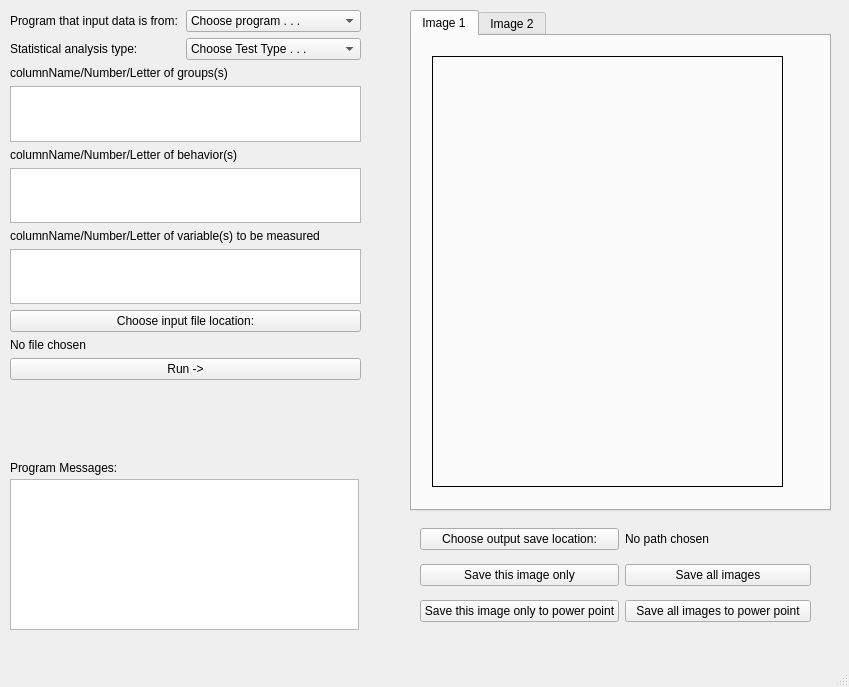
Old version of the form mainwindow.ui in the repository ZelikowskyLab/autograph_behavior.
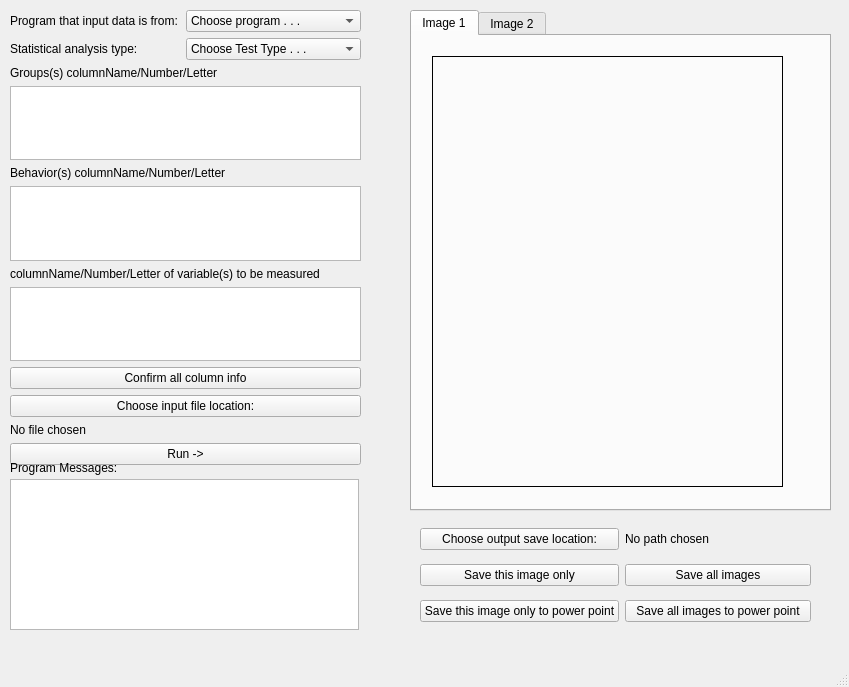
New version of the form.

Commit message: supports entering column numbers

Patch:
```diff
--- a/mainwindow.ui
+++ b/mainwindow.ui
@@ -20,7 +20,7 @@
       <x>10</x>
       <y>10</y>
       <width>351</width>
-      <height>371</height>
+      <height>455</height>
      </rect>
     </property>
     <layout class="QGridLayout" name="input_params">
@@ -36,20 +36,37 @@
      <property name="horizontalSpacing">
       <number>5</number>
      </property>
+     <item row="0" column="0">
+      <layout class="QHBoxLayout" name="horizontalLayout_2">
+       <item>
+        <widget class="QLabel" name="analysis_type_2">
+         <property name="text">
+          <string>Program that input data is from:</string>
+         </property>
+        </widget>
+       </item>
+       <item>
+        <widget class="QComboBox" name="analysis_type_combo_2">
+         <item>
+          <property name="text">
+           <string>Choose program . . .</string>
+          </property>
+         </item>
+         <item>
+          <property name="text">
+           <string>Observer</string>
+          </property>
+         </item>
+         <item>
+          <property name="text">
+           <string>Ethovision</string>
+          </property>
+         </item>
+        </widget>
+       </item>
+      </layout>
+     </item>
      <item row="11" column="0">
-      <widget class="QPushButton" name="run_button">
-       <property name="text">
-        <string>Run -&gt;</string>
-       </property>
-      </widget>
-     </item>
-     <item row="5" column="0">
-      <widget class="QPlainTextEdit" name="grp_names_text"/>
-     </item>
-     <item row="3" column="0">
-      <widget class="QPlainTextEdit" name="grp_names_text_2"/>
-     </item>
-     <item row="10" column="0">
       <widget class="QLabel" name="in_location_label">
        <property name="cursor">
         <cursorShape>IBeamCursor</cursorShape>
@@ -62,64 +79,47 @@
        </property>
       </widget>
      </item>
-     <item row="7" column="0">
-      <widget class="QLabel" name="ind_var_names">
-       <property name="text">
-        <string>columnName/Number/Letter of variable(s) to be measured</string>
-       </property>
-      </widget>
+     <item row="5" column="0">
+      <widget class="QPlainTextEdit" name="beh_cols_input"/>
      </item>
-     <item row="4" column="0">
-      <widget class="QLabel" name="grp_names">
-       <property name="text">
-        <string>columnName/Number/Letter of behavior(s)</string>
-       </property>
-      </widget>
-     </item>
-     <item row="9" column="0">
+     <item row="10" column="0">
       <widget class="QPushButton" name="in_location_button">
        <property name="text">
         <string>Choose input file location:</string>
        </property>
       </widget>
      </item>
-     <item row="0" column="0">
-      <layout class="QHBoxLayout" name="horizontalLayout_2">
-       <item>
-        <widget class="QLabel" name="analysis_type_2">
-         <property name="text">
-          <string>Program that input data is from:</string>
-         </property>
-        </widget>
-       </item>
-       <item>
-        <widget class="QComboBox" name="analysis_type_combo_2">
-         <item>
-          <property name="text">
-           <string>Choose program . . .</string>
-          </property>
-         </item>
-         <item>
-          <property name="text">
-           <string>Observer</string>
-          </property>
-         </item>
-         <item>
-          <property name="text">
-           <string>Ethovision</string>
-          </property>
-         </item>
-        </widget>
-       </item>
-      </layout>
-     </item>
-     <item row="8" column="0">
-      <widget class="QPlainTextEdit" name="ind_var_names_text"/>
-     </item>
      <item row="2" column="0">
-      <widget class="QLabel" name="grp_names_2">
+      <widget class="QLabel" name="grp_cols_label">
        <property name="text">
-        <string>columnName/Number/Letter of groups(s)</string>
+        <string>Groups(s) columnName/Number/Letter</string>
+       </property>
+      </widget>
+     </item>
+     <item row="8" column="0">
+      <widget class="QPlainTextEdit" name="measured_cols_input"/>
+     </item>
+     <item row="3" column="0">
+      <widget class="QPlainTextEdit" name="grp_cols_input"/>
+     </item>
+     <item row="12" column="0">
+      <widget class="QPushButton" name="run_button">
+       <property name="text">
+        <string>Run -&gt;</string>
+       </property>
+      </widget>
+     </item>
+     <item row="4" column="0">
+      <widget class="QLabel" name="beh_cols_label">
+       <property name="text">
+        <string>Behavior(s) columnName/Number/Letter</string>
+       </property>
+      </widget>
+     </item>
+     <item row="7" column="0">
+      <widget class="QLabel" name="measured_cols_label">
+       <property name="text">
+        <string>columnName/Number/Letter of variable(s) to be measured</string>
        </property>
       </widget>
      </item>
@@ -163,6 +163,13 @@
        </item>
       </layout>
      </item>
+     <item row="9" column="0">
+      <widget class="QPushButton" name="confirm_col_info_button">
+       <property name="text">
+        <string>Confirm all column info</string>
+       </property>
+      </widget>
+     </item>
     </layout>
    </widget>
    <widget class="QTabWidget" name="images">
```
The commit also changes 4 other files.
